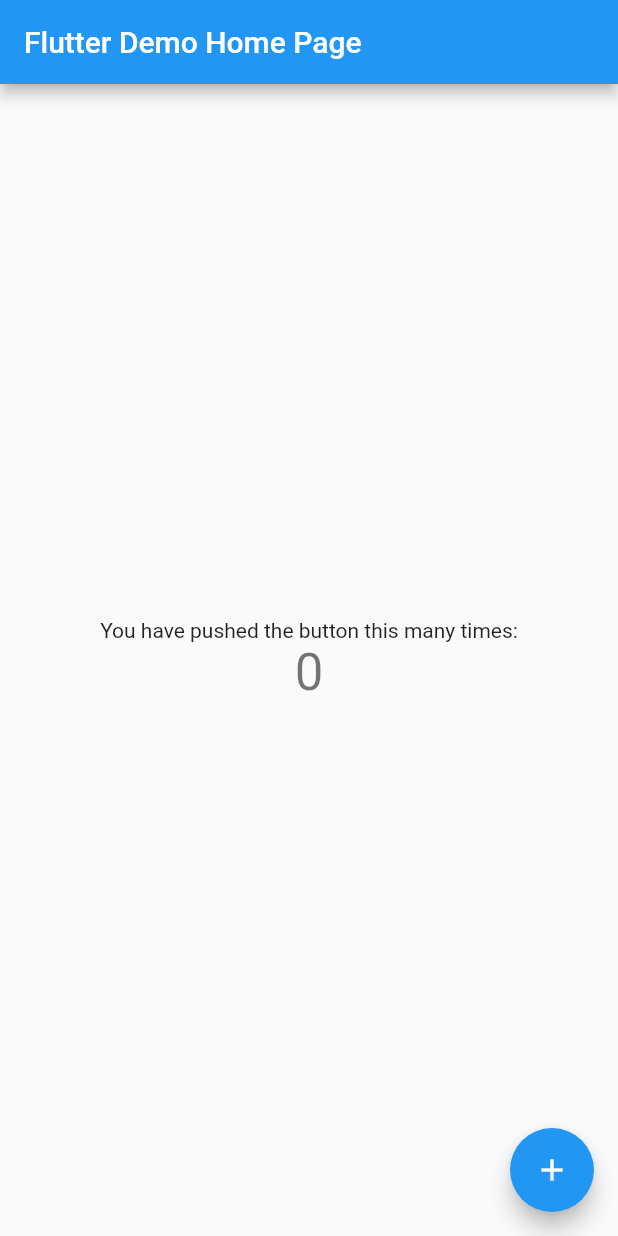
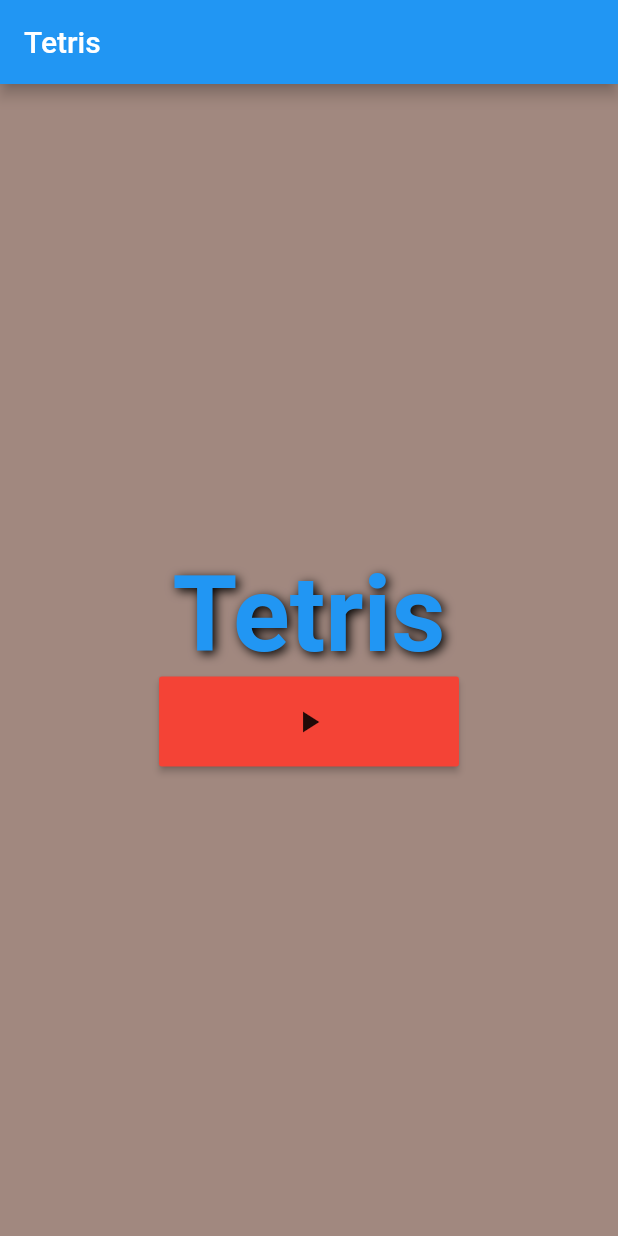
Before and after one commit to SidikiSako/tetris01, a Flutter app: the screen it shows after launch, on a phone screen of 412 x 824 dp. Run offline on Flutter 3.47's test engine with Material 2 defaults, Android fonts, the phone set to English and light mode, and no system bars.

Commit message:
upadate ui

```diff
--- a/lib/main.dart
+++ b/lib/main.dart
@@ -1,5 +1,9 @@
 import 'package:flutter/material.dart';
+import 'package:flutter_tetris/widgets/game.dart';
+import 'package:flutter_tetris/widgets/menu.dart';
 
+const double WIDTH = 300;
+const double HEIGHT = 400;
 void main() {
   runApp(MyApp());
 }
@@ -10,22 +14,6 @@ class MyApp extends StatelessWidget {
   Widget build(BuildContext context) {
     return MaterialApp(
       title: 'Flutter Demo',
-      theme: ThemeData(
-        // This is the theme of your application.
-        //
-        // Try running your application with "flutter run". You'll see the
-        // application has a blue toolbar. Then, without quitting the app, try
-        // changing the primarySwatch below to Colors.green and then invoke
-        // "hot reload" (press "r" in the console where you ran "flutter run",
-        // or simply save your changes to "hot reload" in a Flutter IDE).
-        // Notice that the counter didn't reset back to zero; the application
-        // is not restarted.
-        primarySwatch: Colors.blue,
-        // This makes the visual density adapt to the platform that you run
-        // the app on. For desktop platforms, the controls will be smaller and
-        // closer together (more dense) than on mobile platforms.
-        visualDensity: VisualDensity.adaptivePlatformDensity,
-      ),
       home: MyHomePage(title: 'Flutter Demo Home Page'),
     );
   }
@@ -34,15 +22,6 @@ class MyApp extends StatelessWidget {
 class MyHomePage extends StatefulWidget {
   MyHomePage({Key key, this.title}) : super(key: key);
 
-  // This widget is the home page of your application. It is stateful, meaning
-  // that it has a State object (defined below) that contains fields that affect
-  // how it looks.
-
-  // This class is the configuration for the state. It holds the values (in this
-  // case the title) provided by the parent (in this case the App widget) and
-  // used by the build method of the State. Fields in a Widget subclass are
-  // always marked "final".
-
   final String title;
 
   @override
@@ -50,68 +29,30 @@ class MyHomePage extends StatefulWidget {
 }
 
 class _MyHomePageState extends State<MyHomePage> {
-  int _counter = 0;
-
-  void _incrementCounter() {
-    setState(() {
-      // This call to setState tells the Flutter framework that something has
-      // changed in this State, which causes it to rerun the build method below
-      // so that the display can reflect the updated values. If we changed
-      // _counter without calling setState(), then the build method would not be
-      // called again, and so nothing would appear to happen.
-      _counter++;
-    });
-  }
-
   @override
   Widget build(BuildContext context) {
-    // This method is rerun every time setState is called, for instance as done
-    // by the _incrementCounter method above.
-    //
-    // The Flutter framework has been optimized to make rerunning build methods
-    // fast, so that you can just rebuild anything that needs updating rather
-    // than having to individually change instances of widgets.
     return Scaffold(
+      backgroundColor: Colors.brown[300],
       appBar: AppBar(
         // Here we take the value from the MyHomePage object that was created by
         // the App.build method, and use it to set our appbar title.
-        title: Text(widget.title),
+        title: Text("Tetris"),
       ),
-      body: Center(
-        // Center is a layout widget. It takes a single child and positions it
-        // in the middle of the parent.
-        child: Column(
-          // Column is also a layout widget. It takes a list of children and
-          // arranges them vertically. By default, it sizes itself to fit its
-          // children horizontally, and tries to be as tall as its parent.
-          //
-          // Invoke "debug painting" (press "p" in the console, choose the
-          // "Toggle Debug Paint" action from the Flutter Inspector in Android
-          // Studio, or the "Toggle Debug Paint" command in Visual Studio Code)
-          // to see the wireframe for each widget.
-          //
-          // Column has various properties to control how it sizes itself and
-          // how it positions its children. Here we use mainAxisAlignment to
-          // center the children vertically; the main axis here is the vertical
-          // axis because Columns are vertical (the cross axis would be
-          // horizontal).
-          mainAxisAlignment: MainAxisAlignment.center,
-          children: <Widget>[
-            Text(
-              'You have pushed the button this many times:',
-            ),
-            Text(
-              '$_counter',
-              style: Theme.of(context).textTheme.headline4,
-            ),
-          ],
-        ),
+      body: Menu(),
+    ); // This trailing comma makes auto-formatting nicer for build methods.
+  }
+}
+
+class GameScreen extends StatelessWidget {
+  @override
+  Widget build(BuildContext context) {
+    return Scaffold(
+      backgroundColor: Colors.brown[300],
+      appBar: AppBar(
+        title: Text("Play"),
+        centerTitle: true,
       ),
-      floatingActionButton: FloatingActionButton(
-        onPressed: _incrementCounter,
-        tooltip: 'Increment',
-        child: Icon(Icons.add),
-      ), // This trailing comma makes auto-formatting nicer for build methods.
+      body: Game(),
     );
   }
 }
--- /dev/null
+++ b/lib/widgets/menu.dart
@@ -0,0 +1,48 @@
+import 'package:flutter/material.dart';
+import 'package:flutter_tetris/main.dart';
+import 'package:flutter_tetris/widgets/menu_button.dart';
+
+class Menu extends StatefulWidget {
+  @override
+  _MenuState createState() => _MenuState();
+}
+
+class _MenuState extends State<Menu> {
+  void onPlayClicked() {
+    Navigator.push(
+      context,
+      MaterialPageRoute(
+        builder: (context) => GameScreen(),
+      ),
+    );
+  }
+
+  @override
+  Widget build(BuildContext context) {
+    return Center(
+      child: Column(
+        mainAxisAlignment: MainAxisAlignment.center,
+        children: [
+          Text(
+            "Tetris",
+            style: TextStyle(
+                fontSize: 70,
+                fontWeight: FontWeight.bold,
+                color: Colors.blue,
+                shadows: [
+                  Shadow(
+                    color: Colors.black,
+                    blurRadius: 8.0,
+                    offset: Offset(
+                      2.0,
+                      2.0,
+                    ),
+                  ),
+                ]),
+          ),
+          MenuButton(onClickedFunction: onPlayClicked),
+        ],
+      ),
+    );
+  }
+}
--- /dev/null
+++ b/lib/widgets/menu_button.dart
@@ -0,0 +1,18 @@
+import 'package:flutter/material.dart';
+
+class MenuButton extends StatelessWidget {
+  final Function onClickedFunction;
+  MenuButton({this.onClickedFunction});
+  @override
+  Widget build(BuildContext context) {
+    return ButtonTheme(
+      height: 60,
+      minWidth: 200,
+      child: RaisedButton(
+        onPressed: onClickedFunction,
+        color: Colors.red,
+        child: Icon(Icons.play_arrow),
+      ),
+    );
+  }
+}
```
Also changed, not shown: lib/widgets/action_button.dart (added, +24 -0 lines), lib/widgets/game.dart (added, +60 -0 lines).
